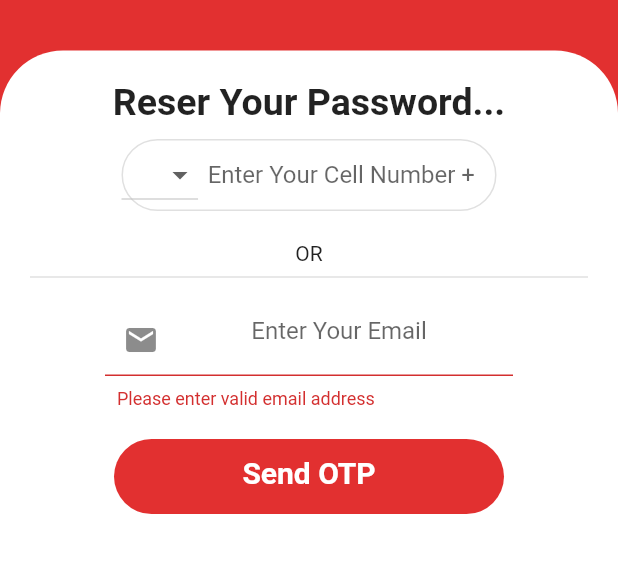
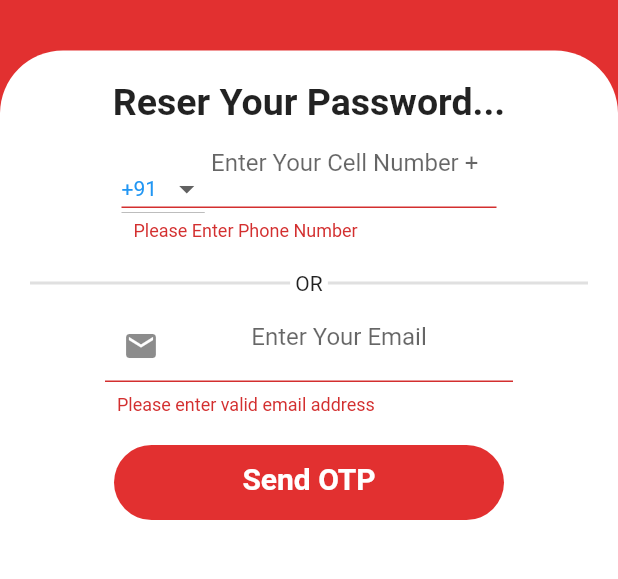
Before and after one commit to Dilshad97/App-Project, a Flutter app: the Sign screen opened directly, scrolled down 39 dp, after a tap on "Send OTP", on a phone screen of 412 x 824 dp, the part 236-815 px from its top. Run offline on Flutter 3.47's test engine with Material 2 defaults, Android fonts, the phone set to English and light mode, and no system bars; our stand-ins replace carousel_slider, google_maps_flutter, share; statements that could not run were skipped.

```diff
--- a/lib/auth/ForgetPassword.dart
+++ b/lib/Customer/Login/ForgetPassword.dart
@@ -9,10 +9,7 @@ class Sign extends StatefulWidget {
 }
 
 class _SignState extends State<Sign> {
-
-   String ?_chosenValue,dropdownValue;
-
-
+  String dropdownValue = '+91';
   final _formKey = GlobalKey<FormState>();
 
   @override
@@ -21,18 +18,9 @@ class _SignState extends State<Sign> {
         child: Scaffold(
       appBar: AppBar(
         backgroundColor: Color(0xFFE23030),
-        // leading: IconButton(
-        //   icon: Icon(Icons.arrow_back),
-        //   onPressed: () {
-        //     Navigator.pop(context);
-        //   },
-        // ),
       ),
       body: SingleChildScrollView(
         child: Container(
-          // width: MediaQuery.of(context).size.width,
-          // height: MediaQuery.of(context).size.height,
-          //padding: EdgeInsets.only(top: 100),
           color: Color(0xFFE23030),
           child: Column(
             children: [
@@ -67,7 +55,7 @@ class _SignState extends State<Sign> {
                           ),
                           Padding(
                             padding: const EdgeInsets.only(
-                                top: 10, left: 50, right: 50, bottom: 20),
+                                top: 30, left: 50, right: 50, bottom: 20),
                             child: Container(
                               height: 48,width: 250,
                               child: TextFormField(
@@ -77,13 +65,13 @@ class _SignState extends State<Sign> {
                                   prefixIcon:
                                   DropdownButton<String>(
                                     value: dropdownValue,
-                                    // style: const TextStyle(color: Colors.blue),
+                                    style: const TextStyle(color: Colors.blue),
                                     onChanged: (String? newValue) {
                                       setState(() {
                                         dropdownValue = newValue!;
                                       });
                                     },
-                                    items: <String>["+91",'+02']
+                                    items: <String>["+91",'+971','999','243','+004']
                                         .map<DropdownMenuItem<String>>((String value) {
                                       return DropdownMenuItem<String>(
                                         value: value,
@@ -95,29 +83,36 @@ class _SignState extends State<Sign> {
                                   fillColor: Colors.white,
                                   hintText: "Enter Your Cell Number +",
                                   enabledBorder: OutlineInputBorder(
-                                      borderRadius: BorderRadius.circular(50),
+                                      borderRadius: BorderRadius.circular(40),
                                       borderSide:
                                       BorderSide(color: Colors.black12)),
                                   focusedBorder: OutlineInputBorder(
-                                      borderRadius: BorderRadius.circular(50),
+                                      borderRadius: BorderRadius.circular(40),
                                       borderSide:
                                       BorderSide(color: Colors.black12)),
                                   contentPadding: const EdgeInsets.all(8.0),
                                 ),
                                   validator: (value) {
-                                  if (value!.length == 10) {
-                                    return null;
+                                    if (value!.isEmpty) {
+                                      return "Please Enter Phone Number";
                                     }
-                                },
+                                    else if (value.length >10 ){
+                                      return "Please Enter Phone Number Lessthen 10 or 10";
+                                    }
+                                  }
                               ),
                             ),
                           ),
-                          Text("OR"),
-                          Divider(
-                            thickness: 1,
+                          Row(
+                            children: [
+                              Expanded(
+                                  child: Divider(thickness: 2,)
                               ),
-                          Column(
-                            children: [
+                              Text(" OR "),
+                              Expanded(
+                                  child: Divider(thickness: 2,))
+                            ],
+                          ),
                           Padding(
                             padding: const EdgeInsets.only(
                                 top: 10, left: 50, right: 50),
@@ -141,8 +136,6 @@ class _SignState extends State<Sign> {
                                   ? null
                                   : "Please enter valid email address",
                             ),
-                              ),
-                            ],
                           ),
                           SizedBox(
                             height: 20,
--- a/lib/auth/OTP_Login.dart
+++ b/lib/Customer/Login/OTP_Login.dart
@@ -1,6 +1,5 @@
 import 'package:flutter/cupertino.dart';
 import 'package:flutter/material.dart';
-import 'package:pervezbhai/auth/Sign_Up.dart';
 
 class Otp extends StatefulWidget {
   const Otp({Key? key}) : super(key: key);
@@ -67,8 +66,10 @@ class _OtpState extends State<Otp> {
                               child: Form(
                                 key: _FormKey,
                                 child: TextFormField(
+                                  keyboardType: TextInputType.phone,
                                   textAlign: TextAlign.center,
                                   decoration: InputDecoration(
+
                                     fillColor: Colors.white,
                                     hintText: "Enter Your Cell Number",
                                     enabledBorder: OutlineInputBorder(
@@ -83,9 +84,14 @@ class _OtpState extends State<Otp> {
                                     ),
                                     contentPadding: const EdgeInsets.all(8.0),
                                   ),
-                                  validator: (value) {
-                                    if (value!.isEmpty)
-                                      return " Phone Number Should not be blank";
+
+                                  validator:  (value) {
+                                    if (value!.isEmpty) {
+                                      return "Cell Number should not be blank";
+                                    }
+                                    else if (value.length >10 ){
+                                      return "Please Enter Phone Number Lessthen 10 or 10";
+                                    }
                                   },
                                 ),
                               ),
--- a/lib/auth/Sign_Up.dart
+++ b/lib/Customer/Login/Sign_Up.dart
@@ -1,7 +1,7 @@
 import 'package:flutter/cupertino.dart';
 import 'package:flutter/material.dart';
 
-import '../Dashbord/Home_Page.dart';
+import '../Screen/Home_Page.dart';
 import 'login.dart';
 
 class SignUp extends StatefulWidget {
@@ -143,7 +143,7 @@ class _SignUpState extends State<SignUp> {
                                   if (value!.isEmpty) {
                                     return "Please Enter Phone Number";
                                   }
-                                  else if (value.length >10 ){
+                                  else if (value.length <10 ){
                                     return "Please Enter Phone Number Lessthen 10 or 10";
                                   }
                                 }
@@ -168,7 +168,7 @@ class _SignUpState extends State<SignUp> {
                             onTap: () {
                               _onLoading();
                              setState(() {
-                               // if (_FormKey.currentState!.validate())
+                               if (_FormKey.currentState!.validate())
                                {
                                 Navigator.push(context, MaterialPageRoute(builder: (context)=>Home()));
                               }
--- a/lib/Dashbord/cart.dart
+++ b/lib/Customer/Screen/cart.dart
@@ -1,6 +1,6 @@
 import 'package:flutter/cupertino.dart';
 import 'package:flutter/material.dart';
-import '../utils/Drawer.dart';
+import 'package:pervezbhai/widget/Drawer.dart';
 
 class Cart extends StatefulWidget {
   const Cart({Key? key}) : super(key: key);
```
Also changed, not shown: lib/Customer/Login/login.dart (renamed from lib/auth/login.dart, +1 -18 lines), lib/Customer/Screen/Home_Page.dart (renamed from lib/Dashbord/Home_Page.dart, +3 -4 lines), lib/Customer/widget/Buttom_Nav_Bar.dart (renamed from lib/utils/Buttom_Nav_Bar.dart, +4 -4 lines), lib/Customer/widget/Drawer.dart (renamed from lib/utils/Drawer.dart, +4 -4 lines), lib/auth/TextField.dart (deleted, +0 -243 lines), lib/Customer/Model/ModelData.dart (renamed from lib/utils/ModelData.dart), lib/Customer/Screen/account.dart (renamed from lib/Dashbord/account.dart), lib/Customer/Screen/track.dart (renamed from lib/Dashbord/track.dart), lib/Customer/widget/Slider.dart (renamed from lib/utils/Slider.dart), lib/MyRoutes.dart (added). Lines whose indentation alone changed are shown as unchanged.
